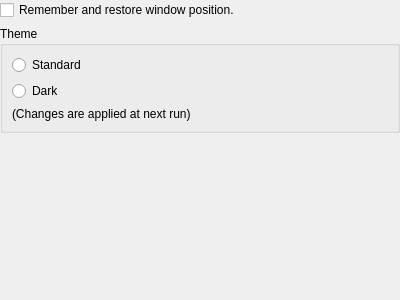
Before: the Qt Designer form src/SettingGeneralForm.ui in soramimi/Guitar, drawn with Qt 5.
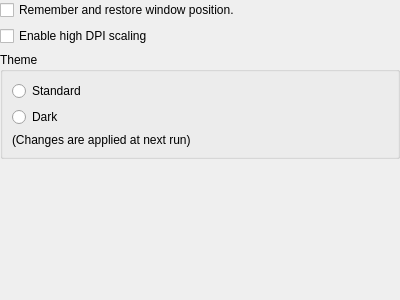
After: the same form once the commit is applied.

Patch:
```diff
--- a/src/SettingGeneralForm.ui
+++ b/src/SettingGeneralForm.ui
@@ -33,6 +33,13 @@
      </property>
     </widget>
    </item>
+   <item>
+    <widget class="QCheckBox" name="checkBox_enable_high_dpi_scaling">
+     <property name="text">
+      <string>Enable high DPI scaling</string>
+     </property>
+    </widget>
+   </item>
    <item>
     <widget class="QGroupBox" name="groupBox">
      <property name="title">
```
